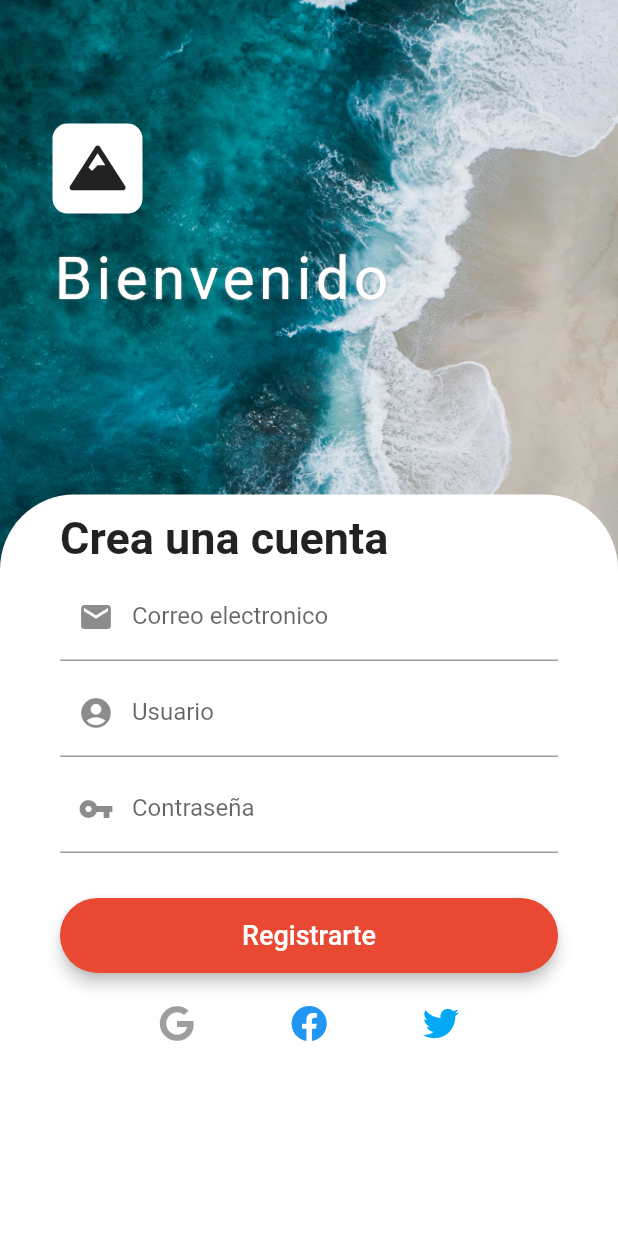
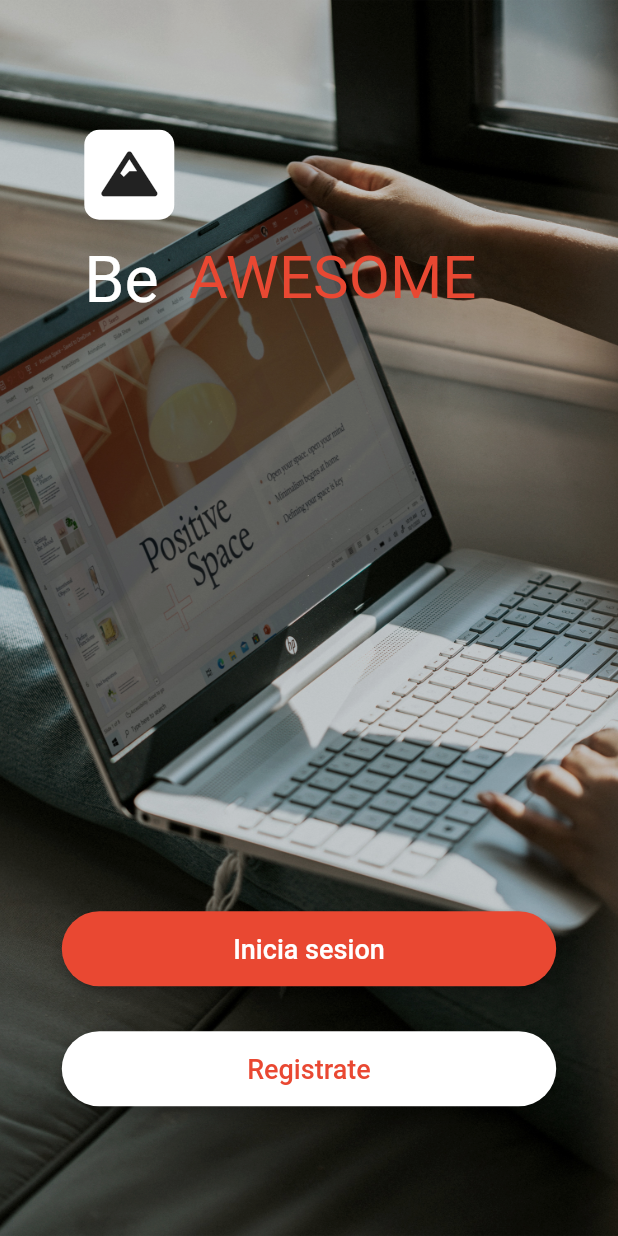
Before and after one commit to nestorsgarzonc/Data-structures-project, a Flutter app: the screen it shows after launch, on a phone screen of 412 x 824 dp. Run offline on Flutter 3.47's test engine with Material 2 defaults, Android fonts, the phone set to English and light mode, and no system bars; our stand-ins replace animate_do, animated_text_kit, font_awesome_flutter.

```diff
--- a/lib/main.dart
+++ b/lib/main.dart
@@ -1,6 +1,8 @@
-import 'package:ed_project/screens/login_page.dart';
+import 'package:ed_project/screens/home/home_page.dart';
 import 'package:flutter/material.dart';
-import 'screens/home_page.dart';
+import './screens/authentication/login_page.dart';
+import './screens/authentication/register_page.dart';
+import 'screens/initial_page.dart';
 
 void main() => runApp(MyApp());
 
@@ -13,9 +15,14 @@ class MyApp extends StatelessWidget {
       theme: ThemeData.light().copyWith(
         primaryColor: const Color(0xFFE94832),
         buttonColor: const Color(0xFFE94832),
-
       ),
-      home: LoginPage(),
+      initialRoute: InitialPage.route,
+      routes: {
+        InitialPage.route: (ctx) => InitialPage(),
+        RegisterPage.route: (ctx) => RegisterPage(),
+        LoginPage.route: (ctx) => LoginPage(),
+        HomePage.route: (ctx) => HomePage(),
+      },
     );
   }
 }
--- a/lib/screens/home_page.dart
+++ b/lib/screens/initial_page.dart
@@ -1,22 +1,26 @@
 import 'package:animated_text_kit/animated_text_kit.dart';
-import 'package:ed_project/widgets/icon_button_widget.dart';
 import 'package:flutter/material.dart';
 
 import '../widgets/background_image_widget.dart';
 import '../widgets/buttons_login_widget.dart';
+import '../widgets/icon_button_widget.dart';
+import './authentication/login_page.dart';
+import './authentication/register_page.dart';
 
-class HomePage extends StatelessWidget {
+class InitialPage extends StatelessWidget {
+  static const String route = 'initialPage';
   @override
   Widget build(BuildContext context) {
     return Scaffold(
       body: BackgroundImageWidget(
         imagePath: 'assets/img/login.jpg',
+        opacity: 0.1,
         child: Column(
           mainAxisAlignment: MainAxisAlignment.spaceAround,
           children: const [
             _TitleHeading(),
             SizedBox(),
-            _HomeButtons(),
+            _InitialButtons(),
           ],
         ),
       ),
@@ -24,8 +28,8 @@ class HomePage extends StatelessWidget {
   }
 }
 
-class _HomeButtons extends StatelessWidget {
-  const _HomeButtons({Key key}) : super(key: key);
+class _InitialButtons extends StatelessWidget {
+  const _InitialButtons({Key key}) : super(key: key);
 
   @override
   Widget build(BuildContext context) {
@@ -33,14 +37,14 @@ class _HomeButtons extends StatelessWidget {
       children: [
         ButtonsLogin(
           buttonColor: Theme.of(context).primaryColor,
-          onPressed: () {},
+          onPressed: () => Navigator.of(context).pushNamed(LoginPage.route),
           text: 'Inicia sesion',
           textColor: Colors.white,
         ),
         const SizedBox(height: 30),
         ButtonsLogin(
           textColor: Theme.of(context).primaryColor,
-          onPressed: () {},
+          onPressed: () => Navigator.of(context).pushNamed(RegisterPage.route),
           text: 'Registrate',
           buttonColor: Colors.white,
         ),
--- a/lib/screens/login_page.dart
+++ /dev/null
@@ -1,153 +0,0 @@
-import 'package:flutter/material.dart';
-import 'package:font_awesome_flutter/font_awesome_flutter.dart';
-
-import '../widgets/background_image_widget.dart';
-import '../widgets/buttons_login_widget.dart';
-import '../widgets/icon_button_widget.dart';
-
-class LoginPage extends StatelessWidget {
-  final _formKey = GlobalKey<FormState>();
-
-  @override
-  Widget build(BuildContext context) {
-    final Size size = MediaQuery.of(context).size;
-    return Scaffold(
-      body: BackgroundImageWidget(
-        imagePath: 'assets/img/login_2.jpg',
-        opacity: 0.05,
-        child: Stack(
-          children: [
-            Positioned(
-              width: size.width,
-              top: size.height * 0.1,
-              left: 20,
-              child: const TitleHeaderWidget(),
-            ),
-            Positioned(
-              bottom: 0,
-              width: size.width,
-              height: size.height * 0.6,
-              child: Container(
-                padding: const EdgeInsets.symmetric(
-                  horizontal: 40,
-                  vertical: 12,
-                ),
-                decoration: const BoxDecoration(
-                  color: Colors.white,
-                  borderRadius: BorderRadius.only(
-                    topLeft: Radius.circular(50),
-                    topRight: Radius.circular(50),
-                  ),
-                ),
-                child: ListView(
-                  children: [
-                    const Text(
-                      'Crea una cuenta',
-                      style:
-                          TextStyle(fontWeight: FontWeight.bold, fontSize: 30),
-                    ),
-                    Form(
-                      key: _formKey,
-                      child: Column(
-                        children: [
-                          const SizedBox(height: 5),
-                          TextFormField(
-                            keyboardType: TextInputType.emailAddress,
-                            cursorColor: Theme.of(context).primaryColor,
-                            decoration: const InputDecoration(
-                              labelText: 'Correo electronico',
-                              prefixIcon: Icon(Icons.email),
-                            ),
-                          ),
-                          const SizedBox(height: 5),
-                          TextFormField(
-                            cursorColor: Theme.of(context).primaryColor,
-                            keyboardType: TextInputType.name,
-                            decoration: const InputDecoration(
-                              labelText: 'Usuario',
-                              prefixIcon: Icon(Icons.account_circle),
-                            ),
-                          ),
-                          const SizedBox(height: 5),
-                          TextFormField(
-                            keyboardType: TextInputType.visiblePassword,
-                            obscureText: true,
-                            cursorColor: Theme.of(context).primaryColor,
-                            decoration: const InputDecoration(
-                              labelText: 'Contraseña',
-                              prefixIcon: Icon(Icons.vpn_key),
-                            ),
-                          ),
-                        ],
-                      ),
-                    ),
-                    const SizedBox(height: 30),
-                    ButtonsLogin(
-                      buttonColor: Theme.of(context).primaryColor,
-                      onPressed: () {},
-                      text: 'Registrarte',
-                      textColor: Colors.white,
-                    ),
-                    const SizedBox(height: 10),
-                    const _SocialNetworksIcons(),
-                  ],
-                ),
-              ),
-            ),
-          ],
-        ),
-      ),
-    );
-  }
-}
-
-class _SocialNetworksIcons extends StatelessWidget {
-  const _SocialNetworksIcons({Key key}) : super(key: key);
-
-  @override
-  Widget build(BuildContext context) {
-    return Row(
-      mainAxisAlignment: MainAxisAlignment.center,
-      children: [
-        FlatButton(
-          onPressed: () {},
-          child: const FaIcon(FontAwesomeIcons.google, color: Colors.black38),
-        ),
-        FlatButton(
-          onPressed: () {},
-          child: const FaIcon(FontAwesomeIcons.facebook, color: Colors.blue),
-        ),
-        FlatButton(
-          onPressed: () {},
-          child:
-              const FaIcon(FontAwesomeIcons.twitter, color: Colors.lightBlue),
-        ),
-      ],
-    );
-  }
-}
-
-class TitleHeaderWidget extends StatelessWidget {
-  const TitleHeaderWidget({Key key}) : super(key: key);
-
-  @override
-  Widget build(BuildContext context) {
-    return Column(
-      crossAxisAlignment: CrossAxisAlignment.start,
-      children: [
-        const IconButtonWidget(),
-        Container(
-          padding: const EdgeInsets.symmetric(horizontal: 15, vertical: 20),
-          child: const Text(
-            'Bienvenido',
-            style: TextStyle(
-                color: Colors.white,
-                fontSize: 40,
-                letterSpacing: 3,
-                shadows: [Shadow(color: Colors.grey, blurRadius: 1)]),
-          ),
-        )
-      ],
-    );
-  }
-}
--- a/lib/widgets/buttons_login_widget.dart
+++ b/lib/widgets/buttons_login_widget.dart
@@ -22,7 +22,7 @@ class ButtonsLogin extends StatelessWidget {
       width: size.width * 0.8,
       height: 50,
       child: ElasticInLeft(
-        delay: const Duration(milliseconds: 1000),
+        delay: const Duration(milliseconds: 100),
         child: RaisedButton(
           elevation: 4,
           color: buttonColor,
```
Also changed, not shown: lib/screens/authentication/login_page.dart (added, +172 -0 lines), lib/screens/authentication/register_page.dart (added, +182 -0 lines), lib/screens/home/home_page.dart (added, +130 -0 lines).
